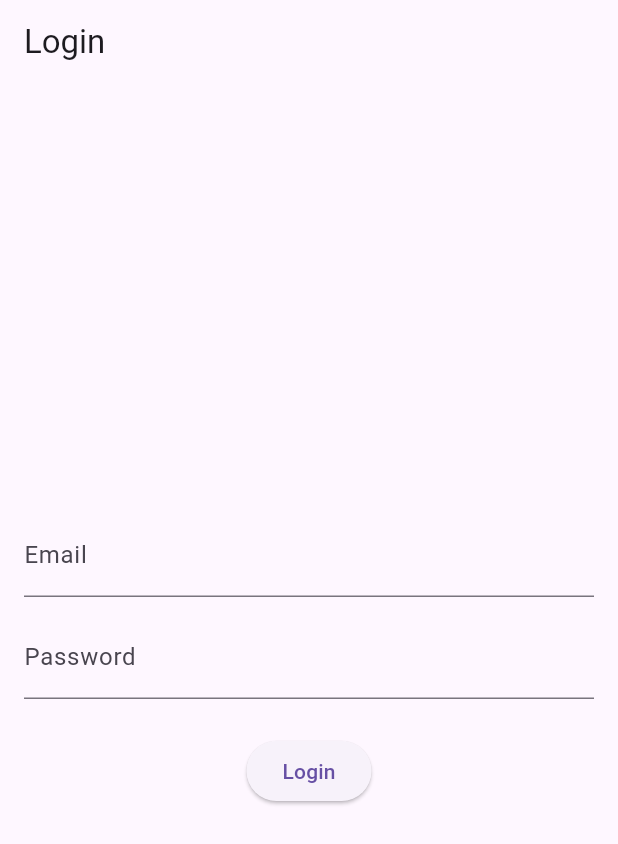
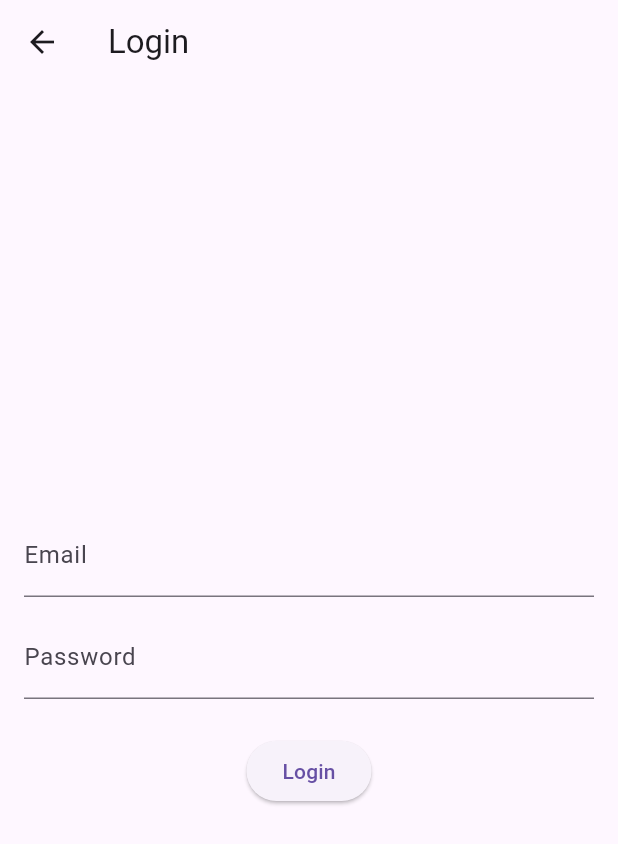
Before and after one commit to Sponscar/E-Healty, a Flutter app: the screen it shows after launch, on a phone screen of 412 x 824 dp. Shown: the top 844 px of the screen. Run offline on Flutter 3.47's test engine with Material 3 defaults, Android fonts, the phone set to English and light mode, and no system bars; our stand-ins replace cloud_firestore, firebase_auth, firebase_core; accounts and stored records are empty.

Commit message:
update main.dart untuk jadi pusat navigasi

```diff
--- a/lib/main.dart
+++ b/lib/main.dart
@@ -1,8 +1,12 @@
-import 'package:e_healty/presentation/pages/auth/register_page.dart';
 import 'package:flutter/material.dart';
 import 'package:firebase_core/firebase_core.dart';
+import 'package:provider/provider.dart';
 import 'firebase_options.dart';
-import 'presentation/pages/auth/login_page.dart';
+import 'core/constants/app_routes.dart';
+import 'core/constants/app_route_generator.dart';
+
+// 👉 IMPORT AUTH PROVIDER KAMU
+import 'presentation/providers/auth_provider.dart';
 
 void main() async {
   WidgetsFlutterBinding.ensureInitialized();
@@ -19,14 +23,26 @@ class MyApp extends StatelessWidget {
 
   @override
   Widget build(BuildContext context) {
-    return MaterialApp(
-      debugShowCheckedModeBanner: false,
-      title: 'E-Healty',
-      theme: ThemeData(
-        primarySwatch: Colors.green,
-        useMaterial3: true,
+    return MultiProvider(
+      providers: [
+        // 🔥 DAFTARKAN AUTH PROVIDER
+        ChangeNotifierProvider(
+          create: (_) => AuthProvider(),
+        ),
+      ],
+      child: MaterialApp(
+        debugShowCheckedModeBanner: false,
+        title: 'E-Healty',
+
+        // 🔥 PUSAT NAVIGASI KAMU (SUDAH BENAR)
+        initialRoute: AppRoutes.login,
+        onGenerateRoute: AppRouteGenerator.generate,
+
+        theme: ThemeData(
+          primarySwatch: Colors.blue,
+          useMaterial3: true,
+        ),
       ),
-      home: const LoginPage(),
     );
   }
 }
```
